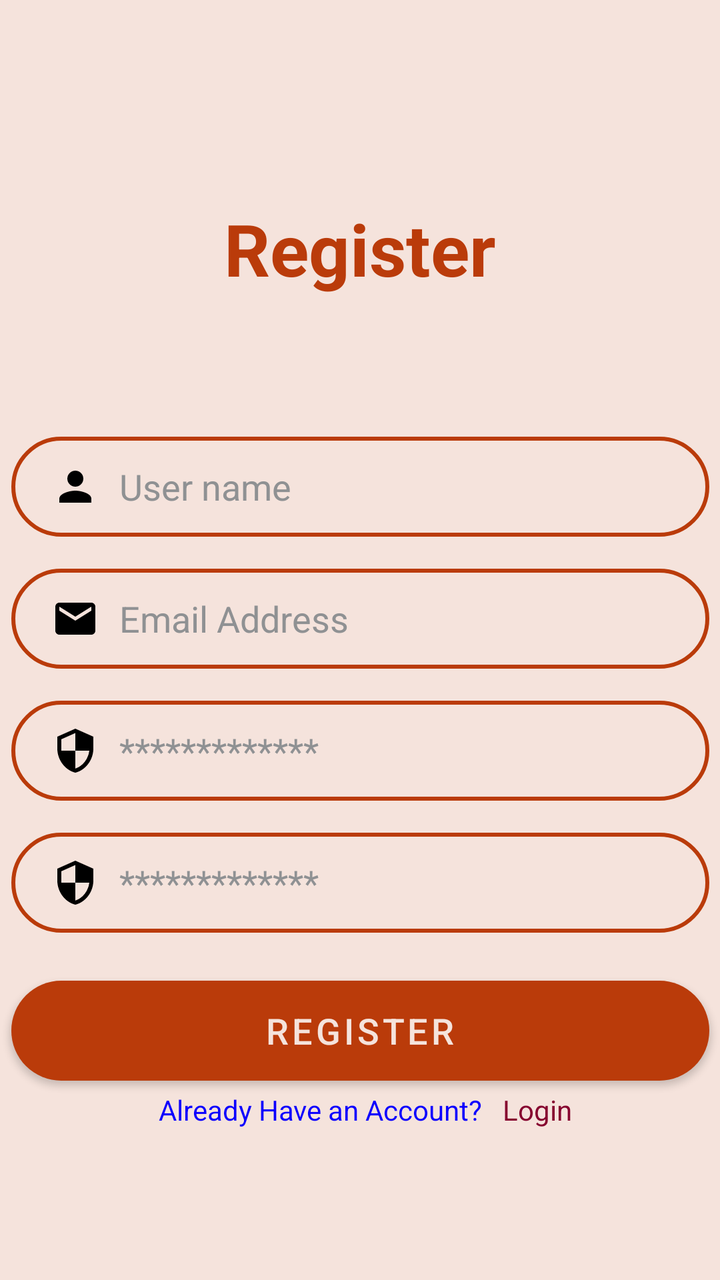
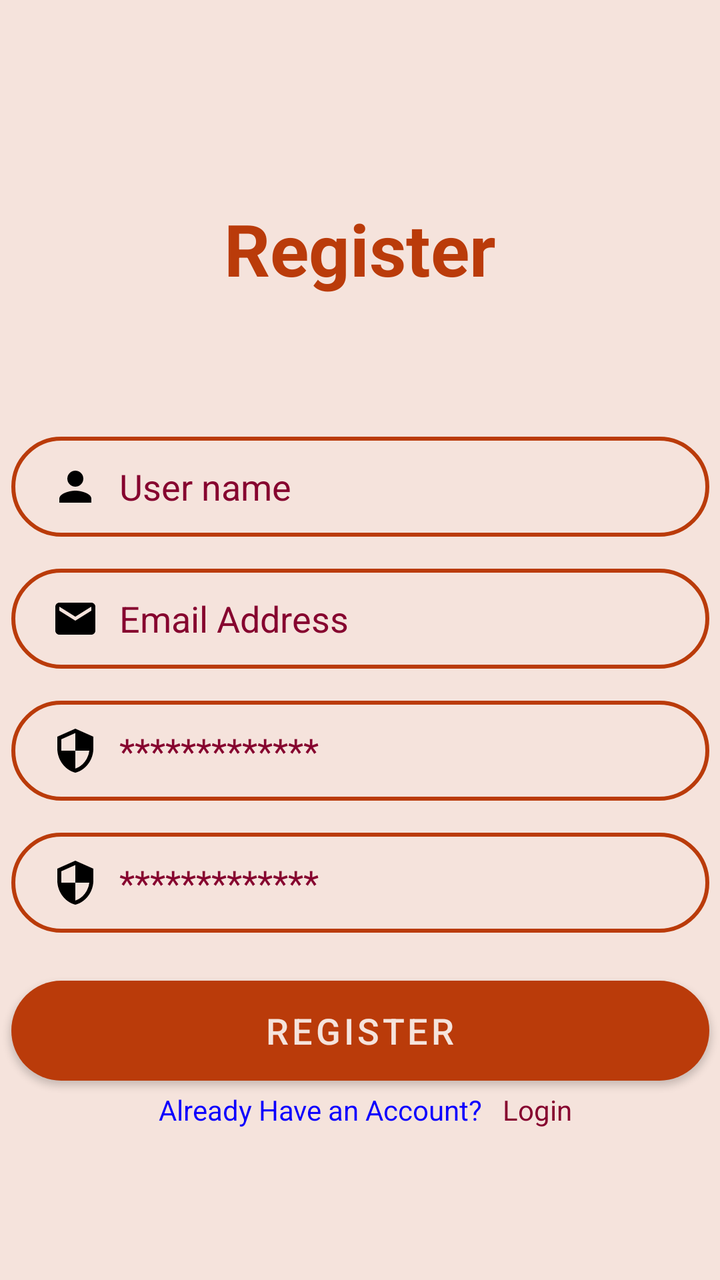

The first picture is an Android layout as it rendered before a commit; the second is the same layout after the commit. The layout source and the unified diff follow.
<!-- AndroidManifest.xml: application theme Theme.BudgetBuddy -->
<!-- res/layout/activity_signup.xml -->
<?xml version="1.0" encoding="utf-8"?>
<androidx.constraintlayout.widget.ConstraintLayout xmlns:android="http://schemas.android.com/apk/res/android"
    xmlns:app="http://schemas.android.com/apk/res-auto"
    xmlns:tools="http://schemas.android.com/tools"
    android:layout_width="match_parent"
    android:background="@color/brown_100"
    android:layout_height="match_parent"
    tools:context=".ui.signup.SignupActivity">

    <TextView
        android:id="@+id/txtSignIn"
        android:layout_width="wrap_content"
        android:layout_height="wrap_content"
        android:layout_marginTop="100dp"
        android:text="@string/txtVRegister"
        android:textColor="@color/red_200"
        android:textSize="36sp"
        android:textStyle="bold"
        app:layout_constraintEnd_toEndOf="parent"
        app:layout_constraintStart_toStartOf="parent"
        app:layout_constraintTop_toTopOf="parent" />

    <EditText
        android:id="@+id/editTextUsername"
        android:layout_width="349dp"
        android:layout_height="50dp"
        android:layout_marginStart="32dp"
        android:layout_marginTop="70dp"
        android:layout_marginEnd="32dp"
        android:autofillHints=""
        android:background="@drawable/input_bg"
        android:drawableStart="@drawable/baseline_person"
        android:drawablePadding="10dp"
        android:ems="10"
        android:hint="@string/username"
        android:inputType="textPersonName"
        android:paddingStart="20dp"
        android:paddingTop="10dp"
        android:paddingEnd="10dp"
        android:paddingBottom="10dp"
        android:textColor="@color/red_700"
        android:textColorHint="@color/material_dynamic_neutral60"
        app:layout_constraintEnd_toEndOf="parent"
        app:layout_constraintStart_toStartOf="parent"
        app:layout_constraintTop_toBottomOf="@+id/txtSignIn" />

    <EditText
        android:id="@+id/editTxtEmail"
        android:layout_width="349dp"
        android:layout_height="50dp"
        android:layout_marginTop="16dp"
        android:autofillHints=""
        android:background="@drawable/input_bg"
        android:drawableStart="@drawable/baseline_email"
        android:drawablePadding="10dp"
        android:ems="10"
        android:hint="@string/email2"
        android:inputType="textPersonName|textEmailAddress"
        android:paddingStart="20dp"
        android:paddingTop="10dp"
        android:paddingEnd="10dp"
        android:paddingBottom="10dp"
        android:textColor="@color/red_700"
        android:textColorHint="@color/material_dynamic_neutral60"
        app:layout_constraintEnd_toEndOf="@+id/editTextUsername"
        app:layout_constraintStart_toStartOf="@+id/editTextUsername"
        app:layout_constraintTop_toBottomOf="@+id/editTextUsername" />

    <EditText
        android:id="@+id/editTextPwd"
        android:layout_width="349dp"
        android:layout_height="50dp"
        android:layout_marginTop="16dp"
        android:autofillHints=" "
        android:background="@drawable/input_bg"
        android:drawableStart="@drawable/baseline_security"
        android:drawablePadding="10dp"
        android:ems="10"
        android:hint="@string/password"
        android:inputType="textPassword"
        android:paddingStart="20dp"
        android:paddingTop="10dp"
        android:paddingEnd="10dp"
        android:paddingBottom="10dp"
        android:textColor="@color/red_700"
        android:textColorHint="@color/material_dynamic_neutral60"
        app:layout_constraintEnd_toEndOf="@+id/editTxtEmail"
        app:layout_constraintStart_toStartOf="@+id/editTxtEmail"
        app:layout_constraintTop_toBottomOf="@+id/editTxtEmail" />

    <EditText
        android:id="@+id/editTxtConfirmPwd"
        android:layout_width="349dp"
        android:layout_height="50dp"
        android:layout_marginTop="16dp"
        android:autofillHints=" "
        android:background="@drawable/input_bg"
        android:drawableStart="@drawable/baseline_security"
        android:drawablePadding="10dp"
        android:ems="10"
        android:hint="@string/password"
        android:inputType="textPassword"
        android:paddingStart="20dp"
        android:paddingTop="10dp"
        android:paddingEnd="10dp"
        android:paddingBottom="10dp"
        android:textColor="@color/red_700"
        android:textColorHint="@color/material_dynamic_neutral60"
        app:layout_constraintEnd_toEndOf="@+id/editTextPwd"
        app:layout_constraintStart_toStartOf="@+id/editTextPwd"
        app:layout_constraintTop_toBottomOf="@+id/editTextPwd" />

    <Button
        android:id="@+id/btn_Reset"
        android:layout_width="349dp"
        android:layout_height="50dp"
        android:layout_marginTop="24dp"
        android:background="@drawable/rounded_corner"
        android:text="@string/btn_register"
        android:textSize="18sp"
        app:layout_constraintEnd_toEndOf="@+id/editTxtConfirmPwd"
        app:layout_constraintStart_toStartOf="@+id/editTxtConfirmPwd"
        app:layout_constraintTop_toBottomOf="@+id/editTxtConfirmPwd" />


    <LinearLayout
        android:layout_width="0dp"
        android:layout_height="wrap_content"
        android:orientation="horizontal"
        android:textAlignment="center"
        android:gravity="center"
        app:layout_constraintEnd_toEndOf="@+id/btn_Reset"
        app:layout_constraintStart_toStartOf="@+id/btn_Reset"
        app:layout_constraintTop_toBottomOf="@+id/btn_Reset">

        <TextView
            android:id="@+id/txtViewHaveAnAcct"
            android:layout_width="wrap_content"
            android:layout_height="wrap_content"
            android:paddingStart="5dp"
            android:paddingTop="5dp"
            android:paddingEnd="10dp"
            android:shadowColor="@color/red_700"
            android:text="@string/txtViewHaveAnAcct"
            android:textColor="@color/blue"
            android:textColorLink="@color/red_700" />

        <TextView
            android:id="@+id/txtViewSignIn"
            android:layout_width="wrap_content"
            android:layout_height="wrap_content"
            android:paddingTop="5dp"
            android:shadowColor="@color/red_700"
            android:text="@string/txtSign_in"
            android:textColor="@color/red_700"
            android:textColorLink="@color/red_700" />
    </LinearLayout>

</androidx.constraintlayout.widget.ConstraintLayout>
<!-- resources referenced by this layout -->
<resources>
  <color name="blue">#0C00FE</color>
  <color name="brown_100">#F5E3DC</color>
  <color name="red_200">#BA3B0A</color>
  <color name="red_700">#86042F</color>
  <!-- drawable baseline_email (drawable) -->
  <vector android:height="24dp" android:tint="#000000"
      android:viewportHeight="24" android:viewportWidth="24"
      android:width="24dp" xmlns:android="http://schemas.android.com/apk/res/android">
      <path android:fillColor="@android:color/white" android:pathData="M20,4L4,4c-1.1,0 -1.99,0.9 -1.99,2L2,18c0,1.1 0.9,2 2,2h16c1.1,0 2,-0.9 2,-2L22,6c0,-1.1 -0.9,-2 -2,-2zM20,8l-8,5 -8,-5L4,6l8,5 8,-5v2z"/>
  </vector>
  <!-- drawable baseline_person (drawable) -->
  <vector android:height="24dp" android:tint="#000000"
      android:viewportHeight="24" android:viewportWidth="24"
      android:width="24dp" xmlns:android="http://schemas.android.com/apk/res/android">
      <path android:fillColor="@android:color/white" android:pathData="M12,12c2.21,0 4,-1.79 4,-4s-1.79,-4 -4,-4 -4,1.79 -4,4 1.79,4 4,4zM12,14c-2.67,0 -8,1.34 -8,4v2h16v-2c0,-2.66 -5.33,-4 -8,-4z"/>
  </vector>
  <!-- drawable baseline_security (drawable) -->
  <vector android:height="24dp" android:tint="#000000"
      android:viewportHeight="24" android:viewportWidth="24"
      android:width="24dp" xmlns:android="http://schemas.android.com/apk/res/android">
      <path android:fillColor="@android:color/white" android:pathData="M12,1L3,5v6c0,5.55 3.84,10.74 9,12 5.16,-1.26 9,-6.45 9,-12L21,5l-9,-4zM12,11.99h7c-0.53,4.12 -3.28,7.79 -7,8.94L12,12L5,12L5,6.3l7,-3.11v8.8z"/>
  </vector>
  <!-- drawable input_bg (drawable) -->
  <?xml version="1.0" encoding="utf-8"?>
  <shape xmlns:android="http://schemas.android.com/apk/res/android">
      <stroke android:color="@color/red_200" android:width="2dp"/>
      <corners android:radius="70dp"/>
  
  
  </shape>
  <!-- drawable rounded_corner (drawable) -->
  <?xml version="1.0" encoding="utf-8"?>
  <shape  xmlns:android="http://schemas.android.com/apk/res/android">
  <corners android:radius="50dp"/>
      <solid android:color="@color/red_200" />
  </shape>
  <string name="btn_register">Register</string>
  <string name="email2">Email Address</string>
  <string name="password">*************</string>
  <string name="txtSign_in">Login</string>
  <string name="txtVRegister">Register</string>
  <string name="txtViewHaveAnAcct">Already Have an Account?</string>
  <string name="username">User name</string>
  <style name="Theme.BudgetBuddy" parent="Theme.MaterialComponents.DayNight.DarkActionBar">
          
          <item name="colorPrimary">@color/red_200</item>
          <item name="colorPrimaryVariant">@color/red_700</item>
          <item name="colorOnPrimary">@color/brown_100</item>
          
          <item name="colorSecondary">@color/brown_500</item>
          <item name="colorSecondaryVariant">@color/brown_700</item>
          <item name="colorOnSecondary">@color/light_brown</item>
          
          <item name="android:statusBarColor">?attr/colorPrimary</item>
          
          <item name="android:windowBackground">@color/red_200</item>
      </style>
  <color name="brown_500">#d5896c</color>
  <color name="brown_700">#B88572</color>
  <color name="light_brown">#FFF5ED</color>
</resources>

<!-- the commit's change to res/layout/activity_signup.xml (unified diff, before → after) -->
@@ -39,7 +39,7 @@
         android:paddingEnd="10dp"
         android:paddingBottom="10dp"
         android:textColor="@color/red_700"
-        android:textColorHint="@color/material_dynamic_neutral60"
+        android:textColorHint="@color/red_700"
         app:layout_constraintEnd_toEndOf="parent"
         app:layout_constraintStart_toStartOf="parent"
         app:layout_constraintTop_toBottomOf="@+id/txtSignIn" />
@@ -61,7 +61,7 @@
         android:paddingEnd="10dp"
         android:paddingBottom="10dp"
         android:textColor="@color/red_700"
-        android:textColorHint="@color/material_dynamic_neutral60"
+        android:textColorHint="@color/red_700"
         app:layout_constraintEnd_toEndOf="@+id/editTextUsername"
         app:layout_constraintStart_toStartOf="@+id/editTextUsername"
         app:layout_constraintTop_toBottomOf="@+id/editTextUsername" />
@@ -83,7 +83,7 @@
         android:paddingEnd="10dp"
         android:paddingBottom="10dp"
         android:textColor="@color/red_700"
-        android:textColorHint="@color/material_dynamic_neutral60"
+        android:textColorHint="@color/red_700"
         app:layout_constraintEnd_toEndOf="@+id/editTxtEmail"
         app:layout_constraintStart_toStartOf="@+id/editTxtEmail"
         app:layout_constraintTop_toBottomOf="@+id/editTxtEmail" />
@@ -105,7 +105,7 @@
         android:paddingEnd="10dp"
         android:paddingBottom="10dp"
         android:textColor="@color/red_700"
-        android:textColorHint="@color/material_dynamic_neutral60"
+        android:textColorHint="@color/red_700"
         app:layout_constraintEnd_toEndOf="@+id/editTextPwd"
         app:layout_constraintStart_toStartOf="@+id/editTextPwd"
         app:layout_constraintTop_toBottomOf="@+id/editTextPwd" />
